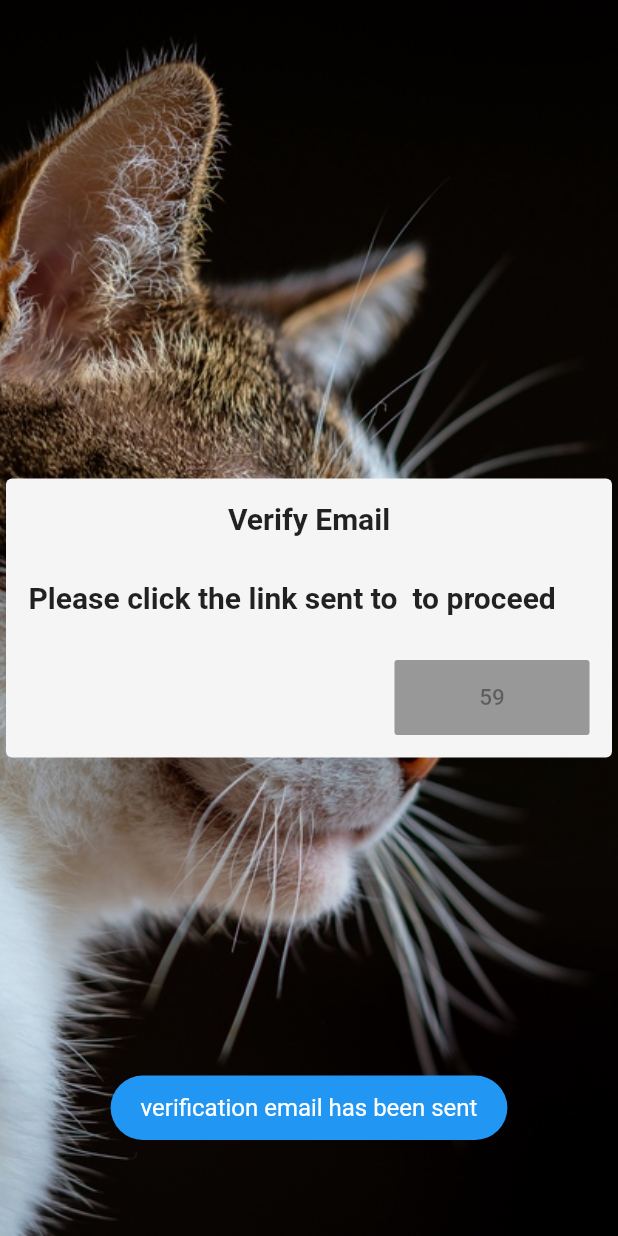
After one commit to 6Niners/Purr, a Flutter app: the VerfiyEmailPage screen opened directly, on a phone screen of 412 x 824 dp. The commit adds this screen. Run offline on Flutter 3.47's test engine with Material 2 defaults, Android fonts, the phone set to English and light mode, and no system bars; our stand-ins replace email_validator, firebase_auth, firebase_core, flutter_tindercard, fluttertoast, get; accounts and stored records are empty; network calls fail.

Commit message:
added verify mail page to sign in and sign up

```diff
--- a/lib/MainPage/MainPageController.dart
+++ b/lib/MainPage/MainPageController.dart
@@ -1,6 +1,4 @@
-import 'package:flutter/material.dart';
 import 'package:flutter_tindercard/flutter_tindercard.dart';
-import 'package:fluttertoast/fluttertoast.dart';
 import 'package:get/get.dart';
 
 import 'package:purr/UI_Widgets.dart';
--- /dev/null
+++ b/lib/Registration/VerifyMail.dart
@@ -0,0 +1,136 @@
+import 'dart:async';
+
+import 'package:flutter/material.dart';
+import 'package:get/get.dart';
+import 'package:purr/Registration/RegistrationController.dart';
+
+import 'package:purr/UI_Widgets.dart';
+
+class VerfiyEmailPage extends StatefulWidget {
+  VerfiyEmailPage({Key key, this.title}) : super(key: key);
+  final String title;
+
+  @override
+  VerfiyEmailPageState createState() => VerfiyEmailPageState();
+}
+
+class VerfiyEmailPageState extends State<VerfiyEmailPage> {
+  int time;
+  int count=1;
+  Timer timer,timerforbutton;
+  RegistrationController CONT=Get.find();
+  @override
+  void initState() {
+    CONT.SendEmailVerification();
+    timer=Timer.periodic(Duration(seconds: 5),(timer){
+      CONT.ismailverified();
+    }
+    );
+    setbuttontimer();
+    // TODO: implement initState
+    super.initState();
+  }
+  @override
+  void dispose() {
+    // TODO: implement dispose
+    timerforbutton.cancel();
+    timer.cancel();
+    super.dispose();
+  }
+  @override
+  Widget build(BuildContext context) {
+
+    return Container(
+        decoration: BoxDecoration(
+            image: DecorationImage(
+                image: AssetImage("assets/wallpaper-cat.jpg"), fit: BoxFit.cover)),
+        child: Scaffold(
+            backgroundColor: Colors.transparent,
+            body: Center(
+              child: Card(
+                color: Colors.grey[100],
+                elevation: 30,
+
+                child: Column(
+                    mainAxisSize: MainAxisSize.min,
+                    crossAxisAlignment: CrossAxisAlignment.stretch,
+                    mainAxisAlignment: MainAxisAlignment.center,
+
+                    children: <Widget>[
+                      Center(
+                        child: Container(
+                            padding: EdgeInsets.all(10),
+                            margin: EdgeInsets.all(5),
+                            child: Text("Verify Email",style: TextStyle(fontSize: 20,fontWeight: FontWeight.bold),)),
+                      ),
+                      Container(
+                        padding: EdgeInsets.all(10),
+                        margin: EdgeInsets.all(5),
+                        child: Text("Please click the link sent to "+CONT.firebaseUser.email+" to proceed",style: TextStyle(fontSize: 20,fontWeight: FontWeight.bold),)),
+
+                      Row(
+                        mainAxisAlignment: MainAxisAlignment.end,
+                        children: [
+                          Container(
+                            padding: EdgeInsets.all(10),
+                            margin: EdgeInsets.all(5),
+                            width: 150,
+                            height: 70,
+
+                            child: RaisedButton(
+                                color: Colors.blue,
+                                onPressed: resendbutton(),
+                                child: Text(buttontext(),style: TextStyle(fontSize: 15,))
+                            ),
+                          ),
+
+                        ],
+                      ),
+
+                    ]
+                ),
+              ),
+            ))
+    );
+  }
+String buttontext(){
+  if(time==0){
+    return "Resend Mail";
+  }else{
+    return time.toString();
+  }
+}
+setbuttontimer(){
+  time=60*count;
+  timerforbutton= new Timer.periodic(Duration(seconds: 1),(timer){
+    if(time==0){
+      timerforbutton.cancel();
+
+    }else{
+      setState(() {time--;
+      });
+    }
+  }
+  );
+}
+resendbutton() {
+  //print("in");
+  if(time==0){
+  if (count <= 3) {
+    return ()
+    {
+    CONT.SendEmailVerification();
+    count++;
+    setbuttontimer();
+    };
+
+  }
+  else {
+    ShowToast("too much email requests sent, please check your email",
+        Background_color: Colors.red);
+    return null;
+  }
+
+}else{return null;}
+  }
+}
```
Also changed, not shown: lib/Registration/RegistrationController.dart (+61 -31 lines).
